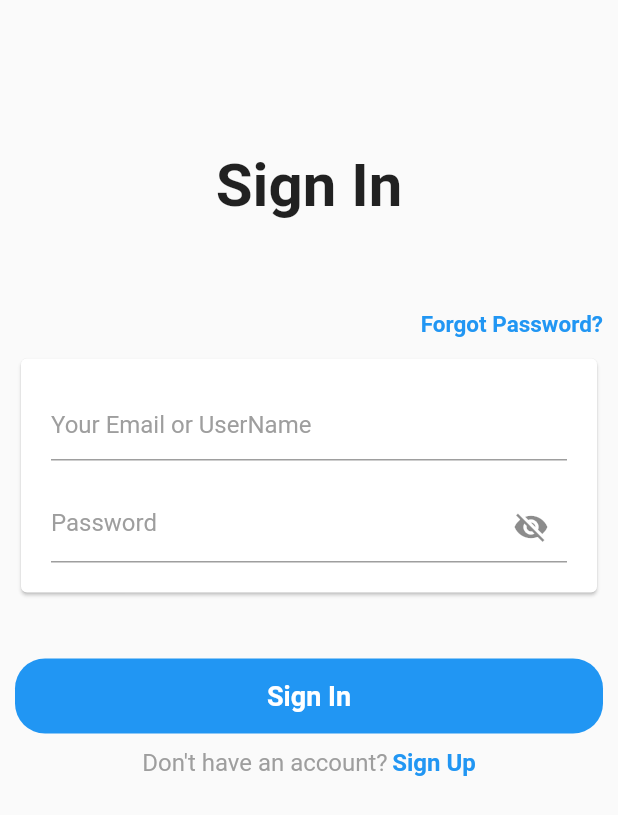
After one commit to rajoanrahman100/fodd_delivery_app, a Flutter app: the screen it shows after launch, item 2 of the bottom bar chosen, after a tap on "Proceed to checkout", on a phone screen of 412 x 824 dp. The commit adds this screen. Shown: the top 815 px of the screen. Run offline on Flutter 3.47's test engine with Material 2 defaults, Android fonts, the phone set to English and light mode, and no system bars; our stand-ins replace google_fonts, rating_bar; Roboto replaces fonts that are missing (Ubuntu).

Commit message:
password visibility check!!

```diff
--- a/lib/pages/order_pages.dart
+++ b/lib/pages/order_pages.dart
@@ -2,6 +2,8 @@ import 'package:flutter/cupertino.dart';
 import 'package:flutter/material.dart';
 import 'package:flutter_food_delivery_app/widgets/order_cart.dart';
 import 'package:google_fonts/google_fonts.dart';
+
+import 'signIn_page.dart';
 
 class OrdersPage extends StatefulWidget {
   @override
@@ -103,7 +105,11 @@ class _OrdersPagesState extends State<OrdersPage> {
               )
             ],
           ),
-          Container(
+          GestureDetector(
+            onTap: (){
+              Navigator.of(context).push(MaterialPageRoute(builder: (BuildContext context)=>SignInPage()));
+            },
+            child: Container(
               margin: EdgeInsets.only(top: 40.0),
               height: 50.0,
               width: MediaQuery.of(context).size.width,
@@ -117,6 +123,7 @@ class _OrdersPagesState extends State<OrdersPage> {
                     fontWeight: FontWeight.bold,
                     color: Colors.white),
               )),
+            ),
           )
         ],
       ),
--- /dev/null
+++ b/lib/pages/signIn_page.dart
@@ -0,0 +1,158 @@
+import 'package:flutter/material.dart';
+import 'package:google_fonts/google_fonts.dart';
+
+class SignInPage extends StatefulWidget {
+  @override
+  _SignInPageState createState() => _SignInPageState();
+}
+
+class _SignInPageState extends State<SignInPage> {
+
+
+  bool _toggleVisibility=true;
+
+  final _formKey = GlobalKey<FormState>();
+
+  Widget _buildEmailTextFeild(){
+    return TextFormField(
+      keyboardType:TextInputType.emailAddress,
+      decoration: InputDecoration(
+        hintText: "Your Email or UserName",
+        hintStyle: GoogleFonts.ubuntu(
+          color: Colors.grey
+        )
+      ),
+      validator: (value) {
+        if (value.isEmpty) {
+          return "Don't skip your email id or user name";
+        }
+        return null;
+      },
+    );
+  }
+
+  Widget _buildPasswordFeild(){
+    return TextFormField(
+      keyboardType:TextInputType.emailAddress,
+      decoration: InputDecoration(
+          hintText: "Password",
+          hintStyle: GoogleFonts.ubuntu(
+              color: Colors.grey
+          ),
+        suffixIcon: IconButton(
+          onPressed: (){
+            setState(() {
+              _toggleVisibility=!_toggleVisibility;
+            });
+          },
+          icon: _toggleVisibility?Icon(Icons.visibility_off):Icon(Icons.visibility),
+        )
+      ),
+      obscureText: _toggleVisibility,
+      validator: (value) {
+        if (value.isEmpty) {
+          return "Don't forget to write down your password";
+        }
+        return null;
+      },
+    );
+  }
+
+
+  @override
+  Widget build(BuildContext context) {
+    return Scaffold(
+      body: Padding(
+          padding: EdgeInsets.symmetric(horizontal: 10.0),
+        child: ListView(
+         // mainAxisAlignment: MainAxisAlignment.center,
+          children: <Widget>[
+            SizedBox(
+              height: 100.0,
+            ),
+            Text("Sign In",textAlign:TextAlign.center,style: GoogleFonts.ubuntu(
+              fontSize: 40.0,
+              fontWeight: FontWeight.bold
+            ),),
+            SizedBox(
+              height: 60.0,
+            ),
+            Row(
+              mainAxisAlignment: MainAxisAlignment.end,
+              children: <Widget>[
+                Text("Forgot Password?",style: GoogleFonts.ubuntu(
+                    fontSize: 15.0,
+                    color: Colors.blue,
+                    fontWeight: FontWeight.bold
+                ),),
+              ],
+            ),
+            SizedBox(
+              height: 10.0,
+            ),
+            Card(
+              child: Padding(
+                padding: const EdgeInsets.all(20.0),
+                child: Form(
+                  key: _formKey,
+                  child: Column(
+                    children: <Widget>[
+                      _buildEmailTextFeild(),
+                      SizedBox(
+                        height: 20.0,
+                      ),
+                      _buildPasswordFeild()
+                    ],
+                  ),
+                ),
+              ),
+            ),
+            GestureDetector(
+              onTap:() {
+                if (!_formKey.currentState.validate()) {
+                  return;
+                }
+                _formKey.currentState.save();
+              },
+              child: Container(
+                margin: EdgeInsets.only(top: 40.0),
+                height: 50.0,
+                width: MediaQuery.of(context).size.width,
+                decoration: BoxDecoration(
+                    color: Colors.blue, borderRadius: BorderRadius.circular(20.0)),
+                child: Center(
+                    child: Text(
+                      "Sign In",
+                      style: GoogleFonts.ubuntu(
+                          fontSize: 18.0,
+                          fontWeight: FontWeight.bold,
+                          color: Colors.white),
+                    )),
+              ),
+            ),
+            SizedBox(
+              height: 10.0,
+            ),
+            Row(
+              mainAxisAlignment: MainAxisAlignment.center,
+              children: <Widget>[
+                Text("Don't have an account?",style: GoogleFonts.ubuntu(
+                  color: Colors.grey,
+                  fontSize: 16.0
+                ),),
+                SizedBox(
+                  width: 3.0,
+                ),
+                Text("Sign Up",style: GoogleFonts.ubuntu(
+                    color: Colors.blue,
+                  fontWeight: FontWeight.bold,
+                    fontSize: 16.0
+                ),)
+              ],
+            )
+          ],
+        ),
+      ),
+    );
+  }
+}
```
Lines whose indentation alone changed are shown as unchanged.
